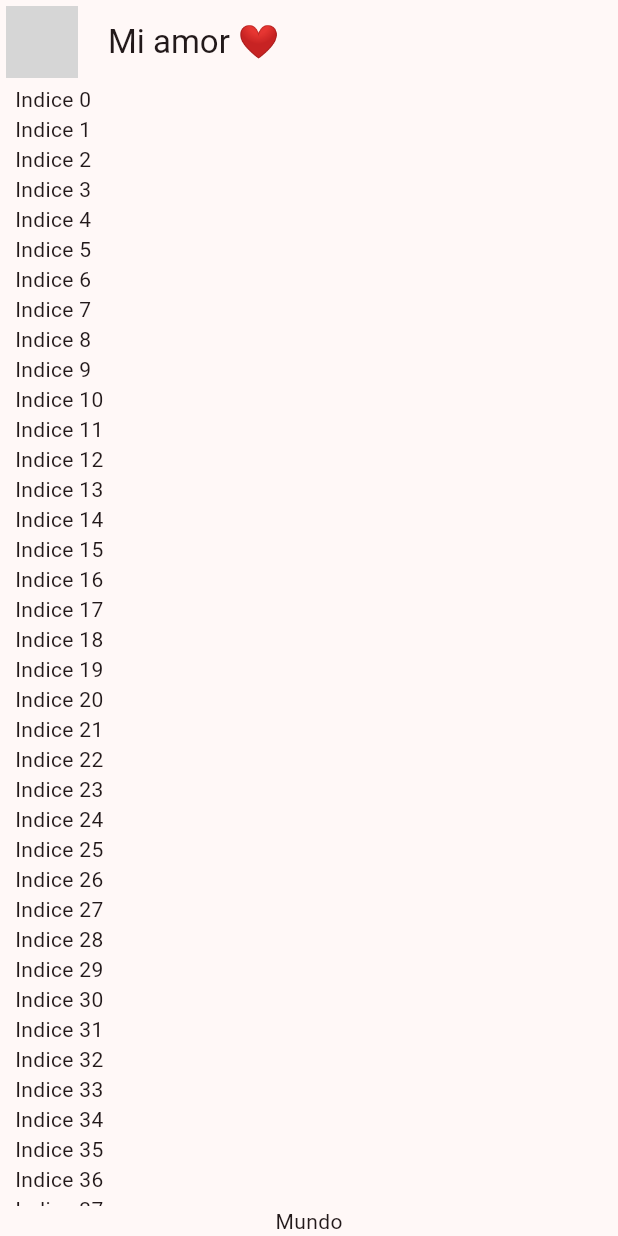
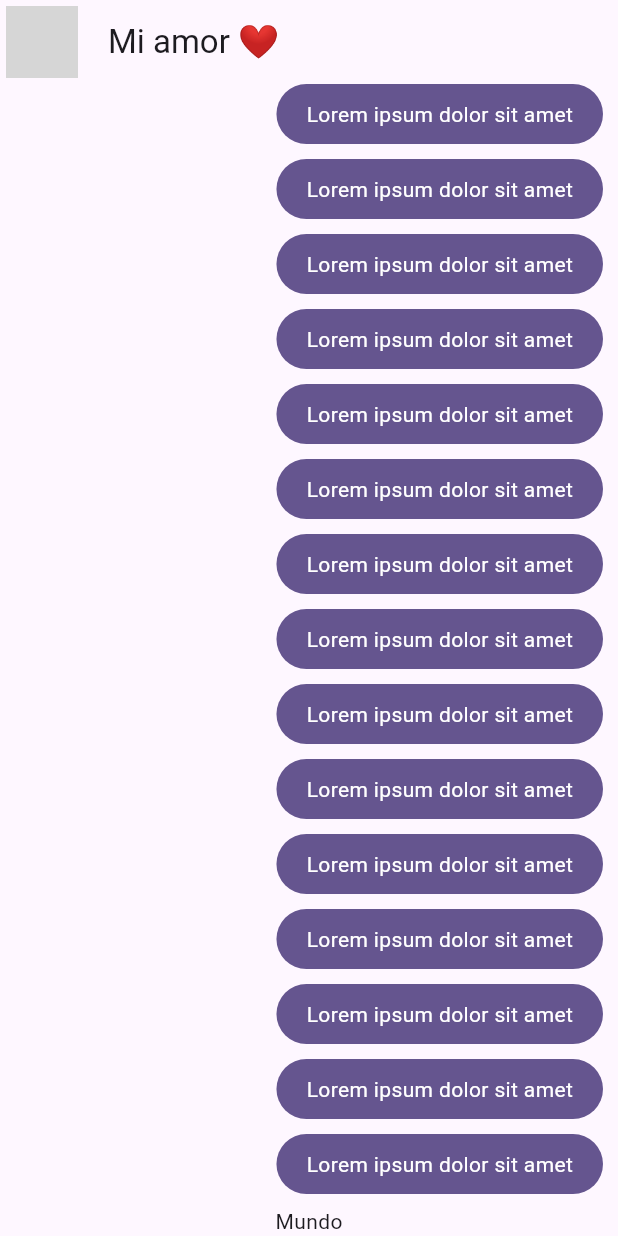
Before and after one commit to Carlos2693/yes_no_app_flutter, a Flutter app: the screen it shows after launch, on a phone screen of 412 x 824 dp. Run offline on Flutter 3.47's test engine with Material 3 defaults, Android fonts, the phone set to English and light mode, and no system bars; network calls fail; grey boxes are pictures that could not be loaded.

Commit message:
71. Mis Mensajes - Burbuja de chat

```diff
--- a/lib/main.dart
+++ b/lib/main.dart
@@ -1,6 +1,6 @@
 import 'package:flutter/material.dart';
 import 'package:yes_no_app/config/theme/app_theme.dart' show AppTheme;
-import 'package:yes_no_app/presentation/chat/chat_screen.dart';
+import 'package:yes_no_app/presentation/screens/chat/chat_screen.dart';
 
 void main() => runApp(const MyApp());
 
@@ -12,7 +12,7 @@ class MyApp extends StatelessWidget {
     return MaterialApp(
       debugShowCheckedModeBanner: false,
       title: 'Yes No App',
-      theme: AppTheme(selectedColor: 6).theme(),
+      theme: AppTheme(selectedColor: 0).theme(),
       home: const ChatScreen()
     );
   }
--- a/lib/presentation/chat/chat_screen.dart
+++ b/lib/presentation/screens/chat/chat_screen.dart
@@ -1,4 +1,5 @@
 import 'package:flutter/material.dart';
+import 'package:yes_no_app/presentation/widgets/chat/my_message_bubble.dart';
 
 class ChatScreen extends StatelessWidget {
   const ChatScreen({super.key});
@@ -35,7 +36,7 @@ class _ChatView extends StatelessWidget {
               child: ListView.builder(
                 itemCount: 100,
                 itemBuilder: (context, index) {
-                  return Text('Indice $index');
+                  return const MyMessageBubble();
                 },
               ),
             ),
--- /dev/null
+++ b/lib/presentation/widgets/chat/my_message_bubble.dart
@@ -0,0 +1,31 @@
+import 'package:flutter/material.dart';
+
+class MyMessageBubble extends StatelessWidget {
+  const MyMessageBubble({super.key});
+
+  @override
+  Widget build(BuildContext context) {
+    final colors = Theme.of(context).colorScheme;
+
+    return Column(
+      crossAxisAlignment: CrossAxisAlignment.end,
+      children: [
+        Container(
+          decoration: BoxDecoration(
+            color: colors.primary,
+            borderRadius: BorderRadius.circular(20),
+          ),
+          child: Padding(
+            padding: const EdgeInsets.symmetric(horizontal: 20, vertical: 10),
+            child: Text(
+              'Lorem ipsum dolor sit amet',
+              style: TextStyle(color: Colors.white),
+            ),
+          ),
+        ),
+
+        SizedBox(height: 10),
+      ],
+    );
+  }
+}
```
